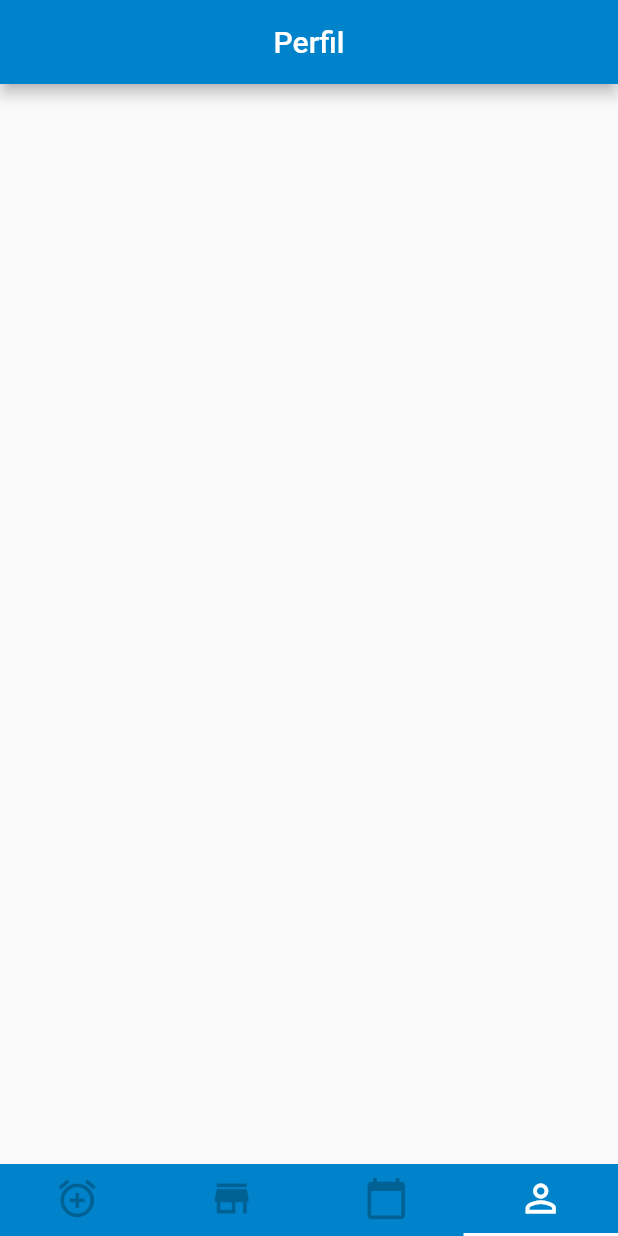
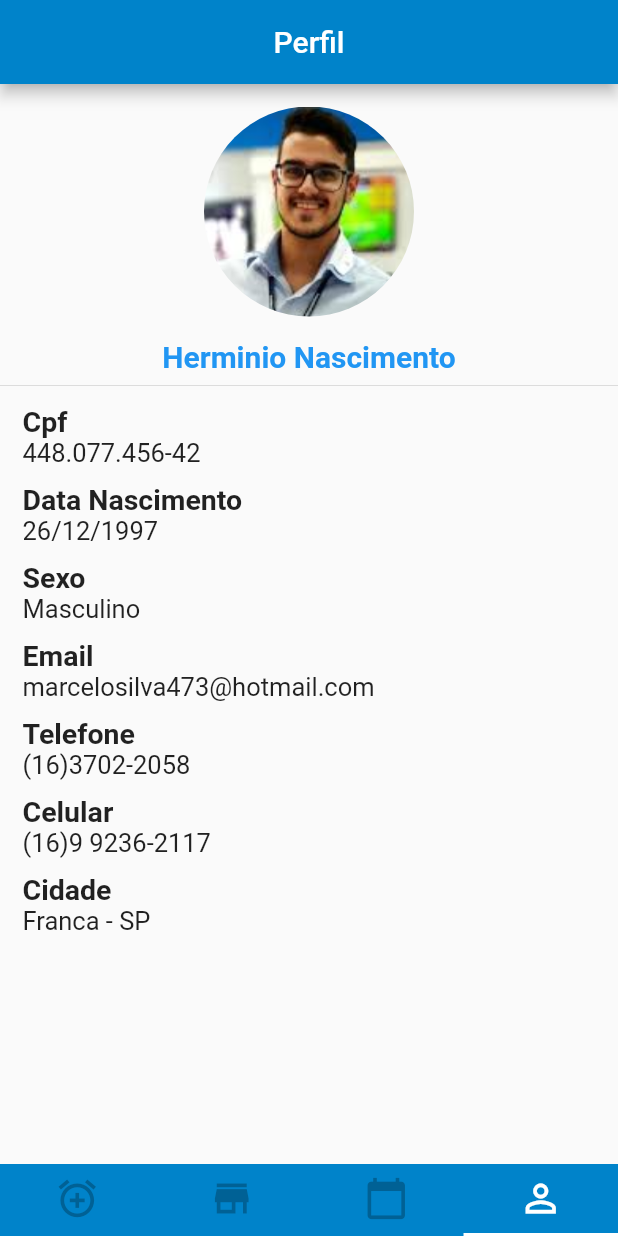
Before and after one commit to marcelosilvadev/agenda_mais_app, a Flutter app: the screen it shows after launch, item 4 of the bottom bar chosen, on a phone screen of 412 x 824 dp. Run offline on Flutter 3.47's test engine with Material 2 defaults, Android fonts, the phone set to English and light mode, and no system bars.

Commit message:
Created fields profile and buttom new agenda

```diff
--- a/lib/src/containers/agenda/agenda.dart
+++ b/lib/src/containers/agenda/agenda.dart
@@ -9,7 +9,6 @@ class _AgendaState extends State<Agenda> {
   @override
   void initState() {
     super.initState();
-
   }
 
   @override
@@ -25,6 +24,12 @@ class _AgendaState extends State<Agenda> {
       ),
       body: Column(
         children: <Widget>[],
-        ));
+      ),
+      floatingActionButton: FloatingActionButton(
+        onPressed: () {},
+        tooltip: 'Novo Agendamento',
+        child: Icon(Icons.add),
+      ),
+    );
   }
 }
--- a/lib/src/containers/profile/profile.dart
+++ b/lib/src/containers/profile/profile.dart
@@ -9,7 +9,6 @@ class _ProfileState extends State<Profile> {
   @override
   void initState() {
     super.initState();
-
   }
 
   @override
@@ -24,7 +23,58 @@ class _ProfileState extends State<Profile> {
           ),
         ),
         body: Column(
-          children: <Widget>[],
+          children: <Widget>[
+            Padding(
+              padding: EdgeInsets.only(top: 15, bottom: 15.0),
+              child: Container(
+                width: 140.0,
+                height: 140.0,
+                decoration: BoxDecoration(
+                    shape: BoxShape.circle,
+                    image: DecorationImage(
+                        image: AssetImage("assets/images/vendedor.png"))),
+              ),
+            ),
+            Text(
+              "Herminio Nascimento",
+              style: TextStyle(
+                  color: Colors.blue,
+                  fontSize: 20.0,
+                  fontWeight: FontWeight.bold),
+            ),
+            Divider(),
+            Expanded(
+              child: ListView(
+                children: <Widget>[
+                  fieldProfile("Cpf", "448.077.456-42"),
+                  fieldProfile("Data Nascimento", "26/12/1997"),
+                  fieldProfile("Sexo", "Masculino"),
+                  fieldProfile("Email", "marcelosilva473@hotmail.com"),
+                  fieldProfile("Telefone", "(16)3702-2058"),
+                  fieldProfile("Celular", "(16)9 9236-2117"),
+                  fieldProfile("Cidade", "Franca - SP")
+                ],
+              ),
+            )
+          ],
+        ));
+  }
+
+  Widget fieldProfile(String fieldName, String value) {
+    return Padding(
+        padding: EdgeInsets.only(top: 5, left: 15, right: 15, bottom: 5),
+        child: Column(
+          crossAxisAlignment: CrossAxisAlignment.start,
+          children: <Widget>[
+            Text(
+              fieldName,
+              style: TextStyle(fontSize: 19.0, fontWeight: FontWeight.bold),
+            ),
+            Text(
+              value,
+              style: TextStyle(fontSize: 17.0),
+            )
+          ],
         ));
   }
 }
--- a/pubspec.yaml
+++ b/pubspec.yaml
@@ -41,7 +41,8 @@ flutter:
   uses-material-design: true
 
   # To add assets to your application, add an assets section, like this:
-  # assets:
+  assets:
+  - assets/images/vendedor.png
   #  - images/a_dot_burr.jpeg
   #  - images/a_dot_ham.jpeg
 
```
Also changed, not shown: assets/images/vendedor.png (added). Lines whose indentation alone changed are shown as unchanged.
